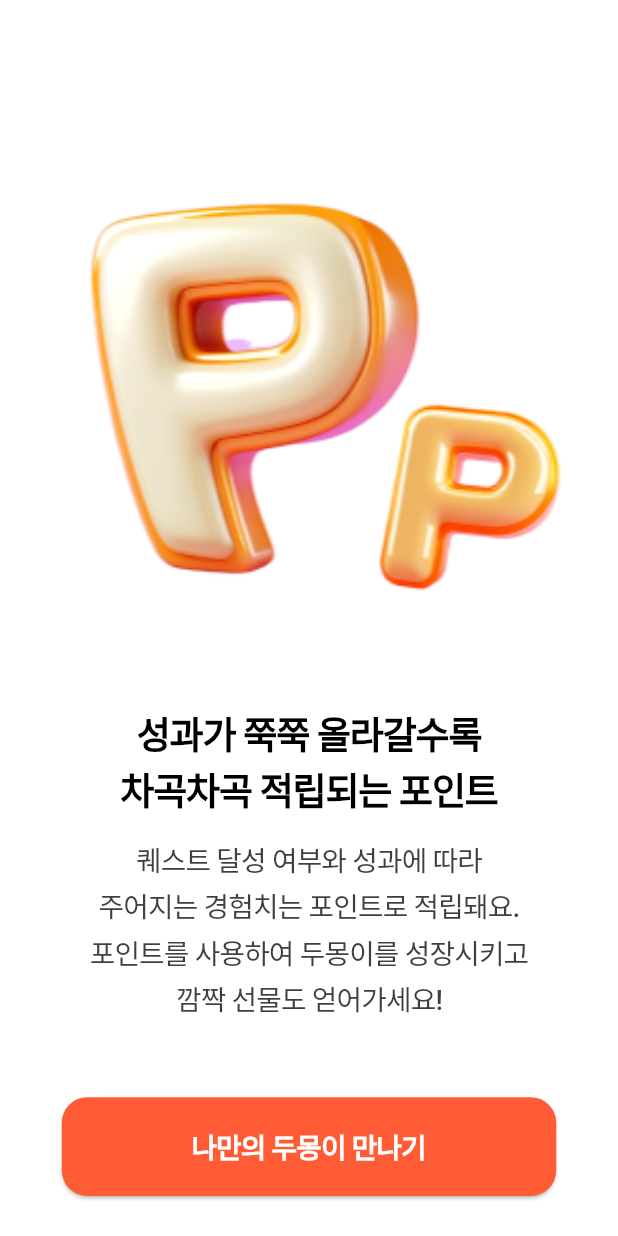
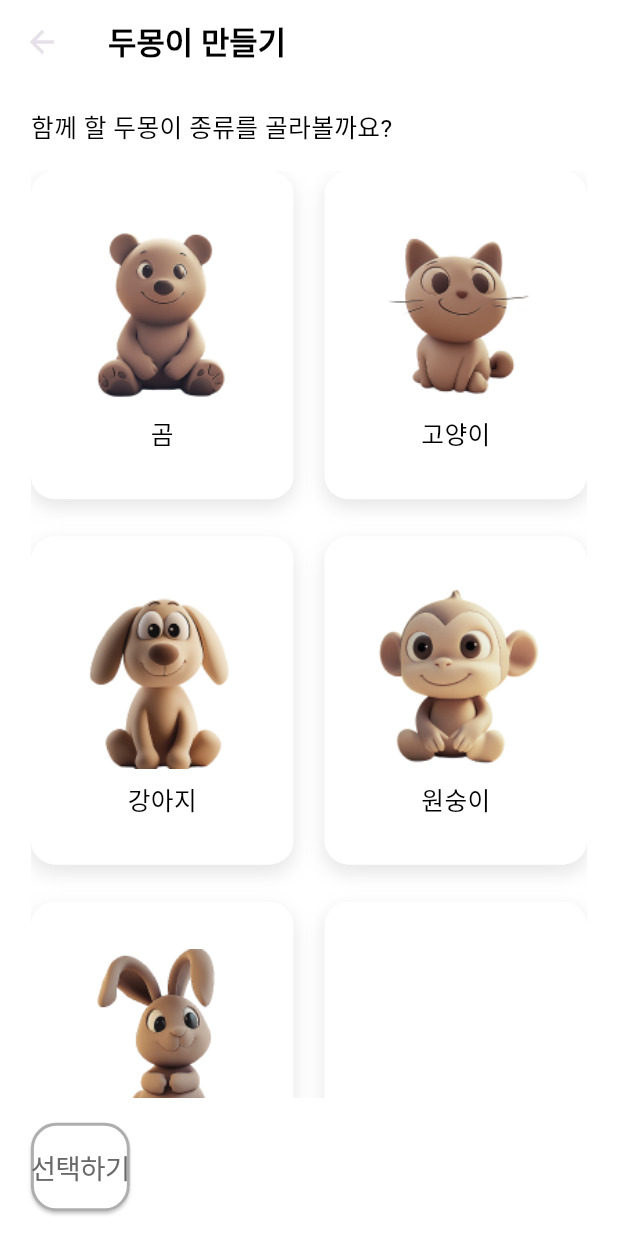
Before and after one commit to Mymyseoyoung/zerotoone_project, a Flutter app: the Pointintro screen opened directly, after a tap on "나만의 두몽이 만나기", on a phone screen of 412 x 824 dp. Run offline on Flutter 3.47's test engine with Material 3 defaults, Android fonts, the phone set to English and light mode, and no system bars; Roboto replaces fonts that are missing (Pretendard).

Commit message:
animalpick modified

```diff
--- /dev/null
+++ b/lib/animalpick.dart
@@ -0,0 +1,208 @@
+import 'package:flutter/material.dart';
+
+class AnimalPick extends StatelessWidget {
+  const AnimalPick({super.key});
+
+  @override
+  Widget build(BuildContext context) {
+    final size = MediaQuery.of(context).size;
+
+    return Scaffold(
+      backgroundColor: Colors.white, // 배경색을 흰색으로 설정
+      appBar: AppBar(
+        backgroundColor: Colors.white,
+        elevation: 0,
+        title: Align(
+          alignment: Alignment.centerLeft, // 제목을 왼쪽 정렬
+          child: Text(
+            '두몽이 만들기',
+            style: TextStyle(
+              color: Colors.black,
+              fontSize: size.width * 0.05,
+              fontWeight: FontWeight.w600,
+            ),
+          ),
+        ),
+      ),
+      body: Column(
+        crossAxisAlignment: CrossAxisAlignment.start, // 텍스트를 왼쪽 정렬
+        children: [
+          Padding(
+            padding: EdgeInsets.symmetric(horizontal: size.width * 0.05),
+            child: Column(
+              crossAxisAlignment: CrossAxisAlignment.start,
+              children: [
+                SizedBox(height: size.height * 0.02),
+                Text(
+                  '함께 할 두몽이 종류를 골라볼까요?',
+                  style: TextStyle(
+                    color: Colors.black,
+                    fontSize: size.width * 0.04,
+                    fontWeight: FontWeight.w400,
+                  ),
+                ),
+                SizedBox(height: size.height * 0.02),
+              ],
+            ),
+          ),
+          Expanded(
+            child: Padding(
+              padding: EdgeInsets.symmetric(horizontal: size.width * 0.05),
+              child: GridView.builder(
+                itemCount: 6, // 6개의 버튼
+                gridDelegate: SliverGridDelegateWithFixedCrossAxisCount(
+                  crossAxisCount: 2, // 한 줄에 2개의 버튼
+                  crossAxisSpacing: size.width * 0.05,
+                  mainAxisSpacing: size.height * 0.03,
+                  childAspectRatio: 0.8,
+                ),
+                itemBuilder: (context, index) {
+                  if (index < 5) {
+                    // 동물 버튼
+                    final animals = ['곰', '고양이', '강아지', '원숭이', '토끼'];
+                    final images = [
+                      'assets/images/bear.png',
+                      'assets/images/cat.png',
+                      'assets/images/dog.png',
+                      'assets/images/monkey.png',
+                      'assets/images/rabbit.png'
+                    ];
+
+                    return AnimalCard(
+                      name: animals[index],
+                      imagePath: images[index],
+                      size: size,
+                      onPressed: () {
+                        // 동물 버튼 클릭 시 동작
+                      },
+                    );
+                  } else {
+                    // 마지막 빈 버튼
+                    return EmptyAnimalCard(size: size);
+                  }
+                },
+              ),
+            ),
+          ),
+          Padding(
+            padding: EdgeInsets.symmetric(
+              horizontal: size.width * 0.05,
+              vertical: size.height * 0.02,
+            ),
+            child: ElevatedButton(
+              onPressed: () {
+                // "선택하기" 버튼 클릭 시 동작 추가
+              },
+              style: ElevatedButton.styleFrom(
+                backgroundColor: Colors.white,
+                shape: RoundedRectangleBorder(
+                  borderRadius: BorderRadius.circular(17),
+                  side: BorderSide(
+                    width: 2,
+                    color: const Color(0xFFAEAEAE),
+                  ),
+                ),
+                padding: EdgeInsets.symmetric(vertical: size.height * 0.02),
+              ),
+              child: Text(
+                '선택하기',
+                style: TextStyle(
+                  color: const Color(0xFF696969),
+                  fontSize: size.width * 0.045,
+                  fontFamily: 'Pretendard',
+                  fontWeight: FontWeight.w500,
+                  height: 1.4,
+                  letterSpacing: -0.56,
+                ),
+              ),
+            ),
+          ),
+        ],
+      ),
+    );
+  }
+}
+
+class AnimalCard extends StatelessWidget {
+  final String name;
+  final String imagePath;
+  final Size size;
+  final VoidCallback onPressed;
+
+  const AnimalCard({
+    required this.name,
+    required this.imagePath,
+    required this.size,
+    required this.onPressed,
+    super.key,
+  });
+
+  @override
+  Widget build(BuildContext context) {
+    return GestureDetector(
+      onTap: onPressed,
+      child: Container(
+        decoration: BoxDecoration(
+          color: Colors.white,
+          borderRadius: BorderRadius.circular(16),
+          boxShadow: [
+            BoxShadow(
+              color: Colors.black.withOpacity(0.1),
+              blurRadius: 10,
+              offset: const Offset(0, 5),
+            ),
+          ],
+        ),
+        child: Padding(
+          padding: EdgeInsets.all(size.width * 0.05),
+          child: Column(
+            mainAxisAlignment: MainAxisAlignment.center,
+            children: [
+              Image.asset(
+                imagePath,
+                width: size.width * 0.3,
+                height: size.width * 0.3,
+                fit: BoxFit.cover,
+              ),
+              SizedBox(height: size.height * 0.01),
+              Text(
+                name,
+                style: TextStyle(
+                  color: Colors.black,
+                  fontSize: size.width * 0.04,
+                  fontWeight: FontWeight.w500,
+                ),
+              ),
+            ],
+          ),
+        ),
+      ),
+    );
+  }
+}
+
+class EmptyAnimalCard extends StatelessWidget {
+  final Size size;
+
+  const EmptyAnimalCard({
+    required this.size,
+    super.key,
+  });
+
+  @override
+  Widget build(BuildContext context) {
+    return Container(
+      decoration: BoxDecoration(
+        color: Colors.white,
+        borderRadius: BorderRadius.circular(16),
+        boxShadow: [
+          BoxShadow(
+            color: Colors.black.withOpacity(0.1),
+            blurRadius: 10,
+            offset: const Offset(0, 5),
+          ),
+        ],
+      ),
+    );
+  }
+}
--- a/lib/pointIntro.dart
+++ b/lib/pointIntro.dart
@@ -1,4 +1,5 @@
 import 'package:flutter/material.dart';
+import 'animalpick.dart'; // animalpick 위젯 파일 임포트
 
 class Pointintro extends StatelessWidget {
   const Pointintro({super.key});
@@ -27,7 +28,6 @@ class Pointintro extends StatelessWidget {
                     height: size.width * 0.9,
                     fit: BoxFit.contain,
                   ),
-                  // 오른쪽 이미지를 아래로 이동시키기 위한 Column
                 ],
               ),
               const SizedBox(height: 24),
@@ -107,7 +107,12 @@ class Frame29 extends StatelessWidget {
             ),
           ),
           onPressed: () {
-            // 버튼 동작 추가
+            // animalpick 위젯으로 이동
+            Navigator.push(
+              context,
+              MaterialPageRoute(
+                  builder: (context) => const AnimalPick()), // AnimalPick으로 이동
+            );
           },
           child: Text(
             '나만의 두몽이 만나기',
```
Also changed, not shown: assets/images/bear.png (added), assets/images/cat.png (added), assets/images/dog.png (added), assets/images/monkey.png (added), assets/images/rabbit.png (added).
